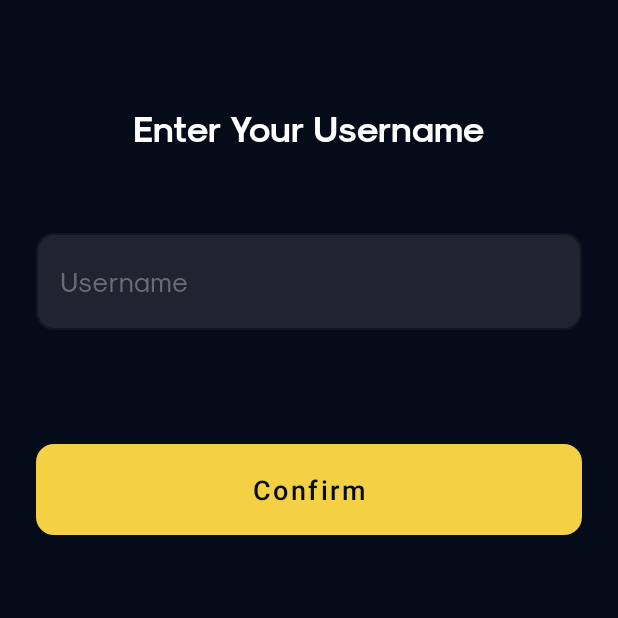
After one commit to luukitooo/Game-Zone, an Android app: the EnterUsernameFragment screen opened through its navigation route, on a phone screen of 412 x 824 dp, the top half of it. The commit adds this screen. Run offline under Robolectric (Android 15) with nearby library versions, the phone set to English and light mode, and no system bars; our stand-ins replace Dagger/Hilt's generated code, Firebase (no records; nobody signed in at launch, a user with empty details on screens opened directly).

```diff
--- a/app/build.gradle
+++ b/app/build.gradle
@@ -49,6 +49,7 @@ dependencies {
     implementation 'androidx.lifecycle:lifecycle-livedata-ktx:2.4.1'
     implementation 'com.google.firebase:firebase-auth-ktx:21.0.7'
     implementation 'com.google.firebase:firebase-database-ktx:20.1.0'
+    implementation 'com.google.android.gms:play-services-auth:20.3.0'
     testImplementation 'junit:junit:4.13.2'
     androidTestImplementation 'androidx.test.ext:junit:1.1.3'
     androidTestImplementation 'androidx.test.espresso:espresso-core:3.4.0'
--- /dev/null
+++ b/app/src/main/java/com/lukaarmen/gamezone/ui/auth/login/EnterUsernameFragment.kt
@@ -0,0 +1,56 @@
+package com.lukaarmen.gamezone.ui.auth.login
+
+import androidx.navigation.fragment.findNavController
+import com.google.android.material.snackbar.Snackbar
+import com.google.firebase.auth.FirebaseAuth
+import com.google.firebase.database.DatabaseReference
+import com.lukaarmen.gamezone.common.base.BaseFragment
+import com.lukaarmen.gamezone.databinding.FragmentEnterUsernameBinding
+import com.lukaarmen.gamezone.model.User
+import dagger.hilt.android.AndroidEntryPoint
+import javax.inject.Inject
+import javax.inject.Named
+
+@AndroidEntryPoint
+class EnterUsernameFragment : BaseFragment<FragmentEnterUsernameBinding>(FragmentEnterUsernameBinding::inflate) {
+
+    @Inject
+    lateinit var firebaseAuth: FirebaseAuth
+
+    @Inject
+    @Named("Users")
+    lateinit var usersReference: DatabaseReference
+
+    override fun init() {
+        return
+    }
+
+    override fun listeners() = with(binding) {
+        btnConfirm.setOnClickListener {
+            if (etUsername.text!!.isNotEmpty()) {
+                saveUserToDatabase()
+                findNavController().navigate(
+                    EnterUsernameFragmentDirections.actionEnterUsernameFragmentToTabsFragment()
+                )
+            } else {
+                Snackbar.make(root, "Please enter your username...", Snackbar.LENGTH_LONG).show()
+            }
+        }
+    }
+
+    override fun observers() {
+        return
+    }
+
+    private fun saveUserToDatabase() {
+        usersReference.child(firebaseAuth.currentUser?.uid!!)
+            .setValue(
+                User(
+                    firebaseAuth.currentUser?.uid!!,
+                    firebaseAuth.currentUser?.email!!,
+                    binding.etUsername.text.toString()
+                )
+            )
+    }
+
+}
--- a/app/src/main/java/com/lukaarmen/gamezone/ui/auth/registration/RegistrationFragment.kt
+++ b/app/src/main/java/com/lukaarmen/gamezone/ui/auth/registration/RegistrationFragment.kt
@@ -3,6 +3,7 @@ package com.lukaarmen.gamezone.ui.auth.registration
 import android.util.Patterns
 import androidx.fragment.app.viewModels
 import androidx.navigation.fragment.findNavController
+import com.google.android.gms.auth.api.signin.GoogleSignInClient
 import com.google.android.material.snackbar.Snackbar
 import com.lukaarmen.gamezone.R
 import com.lukaarmen.gamezone.common.base.BaseFragment
@@ -11,11 +12,13 @@ import com.lukaarmen.gamezone.common.extentions.doInBackground
 import com.lukaarmen.gamezone.databinding.FragmentRegistrationBinding
 import dagger.hilt.android.AndroidEntryPoint
 import kotlinx.coroutines.flow.collect
+import javax.inject.Inject
 
 @AndroidEntryPoint
 class RegistrationFragment : BaseFragment<FragmentRegistrationBinding>(
     FragmentRegistrationBinding::inflate
 ) {
+
     private val viewModel: RegistrationViewModel by viewModels()
 
     override fun init() {
@@ -26,6 +29,7 @@ class RegistrationFragment : BaseFragment<FragmentRegistrationBinding>(
         btnCreate.setOnClickListener {
             handleRegistrationRequest()
         }
+
     }
 
     override fun observers() {
--- a/app/src/main/java/com/lukaarmen/gamezone/ui/auth/registration/RegistrationViewModel.kt
+++ b/app/src/main/java/com/lukaarmen/gamezone/ui/auth/registration/RegistrationViewModel.kt
@@ -2,6 +2,7 @@ package com.lukaarmen.gamezone.ui.auth.registration
 
 import androidx.lifecycle.ViewModel
 import androidx.lifecycle.viewModelScope
+import com.google.android.gms.auth.api.signin.GoogleSignInClient
 import com.google.firebase.auth.FirebaseAuth
 import com.google.firebase.database.DatabaseReference
 import com.lukaarmen.gamezone.model.User
@@ -15,7 +16,7 @@ import javax.inject.Named
 @HiltViewModel
 class RegistrationViewModel @Inject constructor(
     private val firebaseAuth: FirebaseAuth,
-    @Named("Users") private val usersReference: DatabaseReference
+    @Named("Users") private val usersReference: DatabaseReference,
 ) : ViewModel() {
 
     private val _registrationSuccessFlow = MutableSharedFlow<Boolean>()
--- /dev/null
+++ b/app/src/main/res/layout/fragment_enter_username.xml
@@ -0,0 +1,49 @@
+<?xml version="1.0" encoding="utf-8"?>
+<LinearLayout xmlns:android="http://schemas.android.com/apk/res/android"
+    xmlns:tools="http://schemas.android.com/tools"
+    android:layout_width="match_parent"
+    android:layout_height="match_parent"
+    android:background="@color/app_background"
+    android:gravity="center|top"
+    android:orientation="vertical"
+    android:padding="24dp"
+    tools:context=".ui.auth.forgotpassword.ForgotPasswordFragment">
+
+    <androidx.appcompat.widget.AppCompatTextView
+        android:layout_width="wrap_content"
+        android:layout_height="wrap_content"
+        android:layout_marginTop="46dp"
+        android:fontFamily="@font/sk_modernist_bold"
+        android:text="@string/enter_your_username"
+        android:textColor="@color/white"
+        android:textSize="24sp" />
+
+    <com.google.android.material.textfield.TextInputLayout
+        style="@style/PrimaryTextInputLayout"
+        android:layout_width="match_parent"
+        android:layout_height="wrap_content"
+        android:layout_marginTop="50dp"
+        android:hint="@string/username">
+
+        <com.google.android.material.textfield.TextInputEditText
+            android:id="@+id/etUsername"
+            android:layout_width="match_parent"
+            android:layout_height="match_parent"
+            android:fontFamily="@font/sk_modernist_regular"
+            android:inputType="textEmailAddress"
+            android:maxLines="1"
+            android:paddingVertical="22dp"
+            android:textColor="@color/white"
+            android:textSize="18sp" />
+
+    </com.google.android.material.textfield.TextInputLayout>
+
+    <com.google.android.material.button.MaterialButton
+        android:id="@+id/btnConfirm"
+        style="@style/PrimaryMaterialButton"
+        android:layout_width="match_parent"
+        android:layout_height="wrap_content"
+        android:layout_marginTop="70dp"
+        android:text="@string/confirm" />
+
+</LinearLayout>
--- a/app/src/main/res/navigation/main_graph.xml
+++ b/app/src/main/res/navigation/main_graph.xml
@@ -21,6 +21,15 @@
         <action
             android:id="@+id/action_loginFragment_to_registrationFragment"
             app:destination="@id/registrationFragment" />
+        <action
+            android:id="@+id/action_loginFragment_to_enterUsernameFragment"
+            app:destination="@id/enterUsernameFragment"
+            app:enterAnim="@anim/nav_default_enter_anim"
+            app:exitAnim="@anim/nav_default_exit_anim"
+            app:popEnterAnim="@anim/nav_default_pop_enter_anim"
+            app:popExitAnim="@anim/nav_default_pop_exit_anim"
+            app:popUpTo="@id/main_graph"
+            app:popUpToInclusive="true" />
     </fragment>
     <fragment
         android:id="@+id/registrationFragment"
@@ -84,4 +93,15 @@
         android:name="com.lukaarmen.gamezone.ui.auth.newpassword.NewPasswordFragment"
         android:label="fragment_new_password"
         tools:layout="@layout/fragment_new_password" />
+    <fragment
+        android:id="@+id/enterUsernameFragment"
+        tools:layout="@layout/fragment_enter_username"
+        android:name="com.lukaarmen.gamezone.ui.auth.login.EnterUsernameFragment"
+        android:label="EnterUsernameFragment" >
+        <action
+            android:id="@+id/action_enterUsernameFragment_to_tabsFragment"
+            app:destination="@id/tabsFragment"
+            app:popUpTo="@id/main_graph"
+            app:popUpToInclusive="true" />
+    </fragment>
 </navigation>
--- a/app/src/main/res/values/strings.xml
+++ b/app/src/main/res/values/strings.xml
@@ -34,4 +34,8 @@
     <string name="tournaments">Tournaments</string>
     <string name="matches">Matches</string>
     <string name="versus">VS</string>
+    <!-- TODO: Remove or change this placeholder text -->
+    <string name="hello_blank_fragment">Hello blank fragment</string>
+    <string name="enter_your_username">Enter Your Username</string>
+    <string name="confirm">Confirm</string>
 </resources>
```
Also changed, not shown: app/src/main/java/com/lukaarmen/gamezone/di/FirebaseModule.kt (+18 -0 lines), app/src/main/java/com/lukaarmen/gamezone/ui/auth/login/LoginFragment.kt (+52 -3 lines), app/src/main/java/com/lukaarmen/gamezone/ui/auth/login/LoginViewModel.kt (+41 -1 lines).
